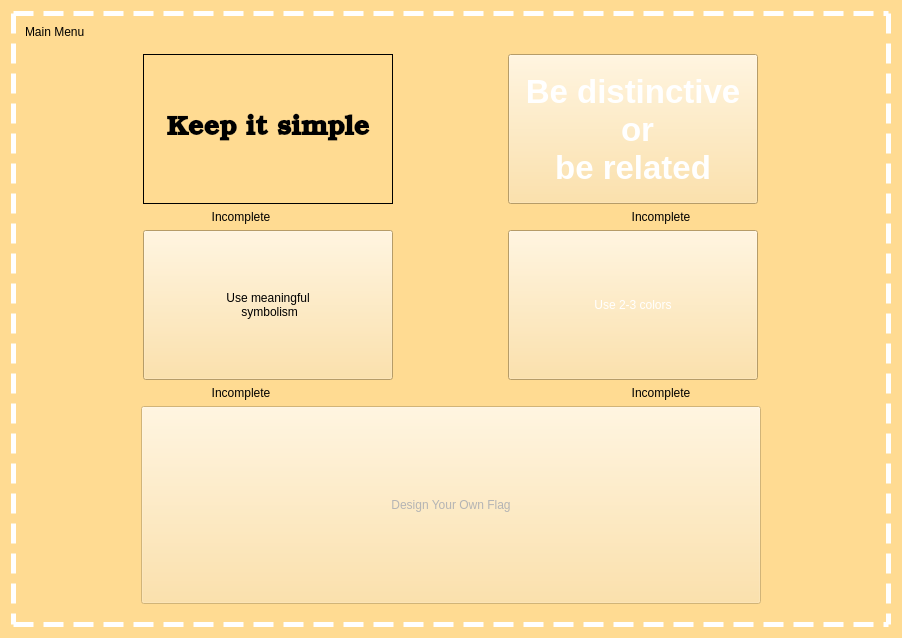
Above: mainmenu.ui from zxjorge/EDApp before the change. Below: the same form after it.
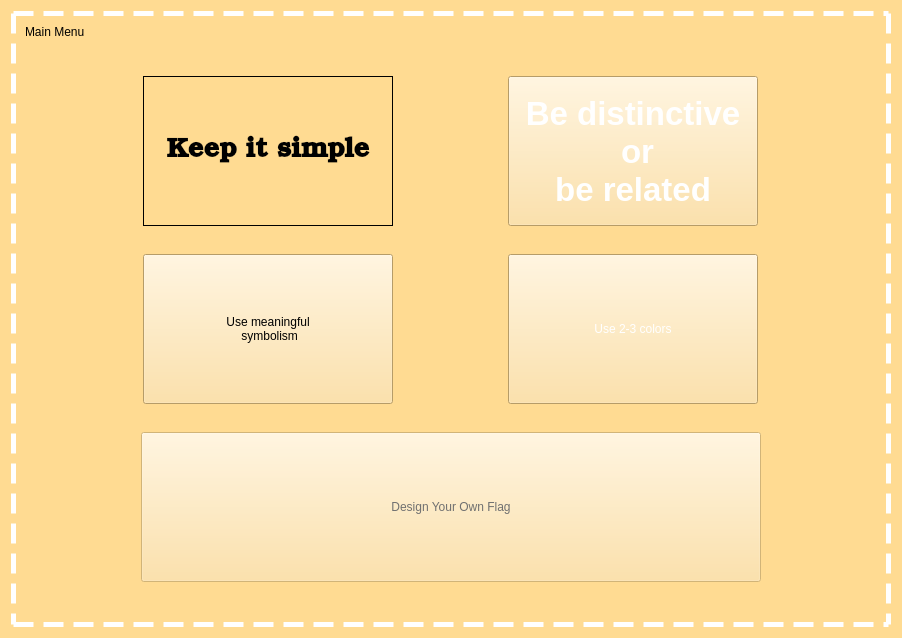
That is the form after the change. Icons and pictures are not drawn.

The edit to the form file:
```diff
--- a/mainmenu.ui
+++ b/mainmenu.ui
@@ -148,33 +148,6 @@
            </item>
           </layout>
          </item>
-         <item>
-          <layout class="QHBoxLayout" name="horizontalLayout_3">
-           <property name="topMargin">
-            <number>0</number>
-           </property>
-           <item>
-            <widget class="QLabel" name="keepSimpleLabel">
-             <property name="text">
-              <string>Incomplete</string>
-             </property>
-             <property name="alignment">
-              <set>Qt::AlignCenter</set>
-             </property>
-            </widget>
-           </item>
-           <item>
-            <widget class="QLabel" name="beDistinctiveLabel">
-             <property name="text">
-              <string>Incomplete</string>
-             </property>
-             <property name="alignment">
-              <set>Qt::AlignCenter</set>
-             </property>
-            </widget>
-           </item>
-          </layout>
-         </item>
          <item>
           <layout class="QHBoxLayout" name="horizontalLayout_2">
            <item>
@@ -256,33 +229,6 @@
            </item>
           </layout>
          </item>
-         <item>
-          <layout class="QHBoxLayout" name="horizontalLayout_5">
-           <property name="topMargin">
-            <number>0</number>
-           </property>
-           <item>
-            <widget class="QLabel" name="symbolismLabel">
-             <property name="text">
-              <string>Incomplete</string>
-             </property>
-             <property name="alignment">
-              <set>Qt::AlignCenter</set>
-             </property>
-            </widget>
-           </item>
-           <item>
-            <widget class="QLabel" name="colorsLabel">
-             <property name="text">
-              <string>Incomplete</string>
-             </property>
-             <property name="alignment">
-              <set>Qt::AlignCenter</set>
-             </property>
-            </widget>
-           </item>
-          </layout>
-         </item>
          <item>
           <layout class="QHBoxLayout" name="horizontalLayout_4">
            <item>
@@ -291,7 +237,7 @@
               <bool>false</bool>
              </property>
              <property name="sizePolicy">
-              <sizepolicy hsizetype="Expanding" vsizetype="Expanding">
+              <sizepolicy hsizetype="Fixed" vsizetype="Fixed">
                <horstretch>0</horstretch>
                <verstretch>0</verstretch>
               </sizepolicy>
@@ -305,25 +251,15 @@
              <property name="maximumSize">
               <size>
                <width>620</width>
-               <height>250</height>
+               <height>150</height>
               </size>
              </property>
              <property name="styleSheet">
-              <string notr="true">QPushButton#DesignButton {
-	background-image: url(:/Flags/nationalFlags.jpg);
-	 font: 600 20pt &quot;Bookman Old Style&quot;;
-    color: rgb(0, 0, 0);
-    text-align: center;
-}
-QPushButton#DesignButton:disabled {
-	background-image: url(:/Flags/nationalFlags.jpg);
-	 font: 600 20pt &quot;Bookman Old Style&quot;;
-    color: rgb(180, 180, 180);
-    text-align: center;
-}
-QPushButton#DesignButton:pressed, QPushButton#DesignButton:checked {
-	border-color:  rgb(85, 255, 0);
-}</string>
+              <string notr="true">border-image: url(:/Icons/bannerbw.jpg);
+color: rgb(112, 112, 112);
+font: 600 40pt &quot;Bookman Old Style&quot;;
+text-align: center;
+</string>
              </property>
              <property name="text">
               <string>Design Your Own Flag</string>
```
